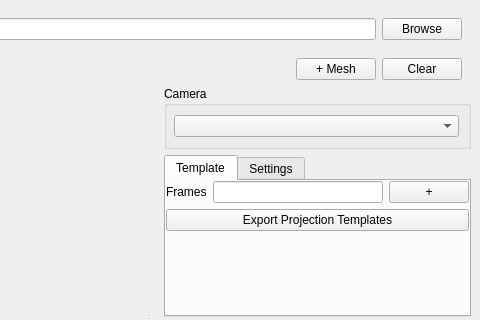
markreidvfx/glprojectiontool, file src/projector.ui: the form before one commit; both pictures show x 406 to 886 and y 0 to 320 of the 886 by 648 pixel window.
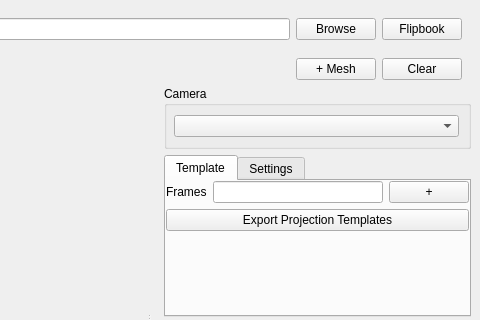
The form after the commit. Custom widgets are drawn as their Qt base class.

Commit message: added flipbook button

```diff
--- a/src/projector.ui
+++ b/src/projector.ui
@@ -85,6 +85,13 @@
            </property>
           </widget>
          </item>
+         <item row="0" column="2">
+          <widget class="QPushButton" name="flipbook_button">
+           <property name="text">
+            <string>Flipbook</string>
+           </property>
+          </widget>
+         </item>
         </layout>
        </widget>
       </item>
```
Left out of the diff: 22 changed lines with no effect on the pictures. The commit also changes 2 other files.
